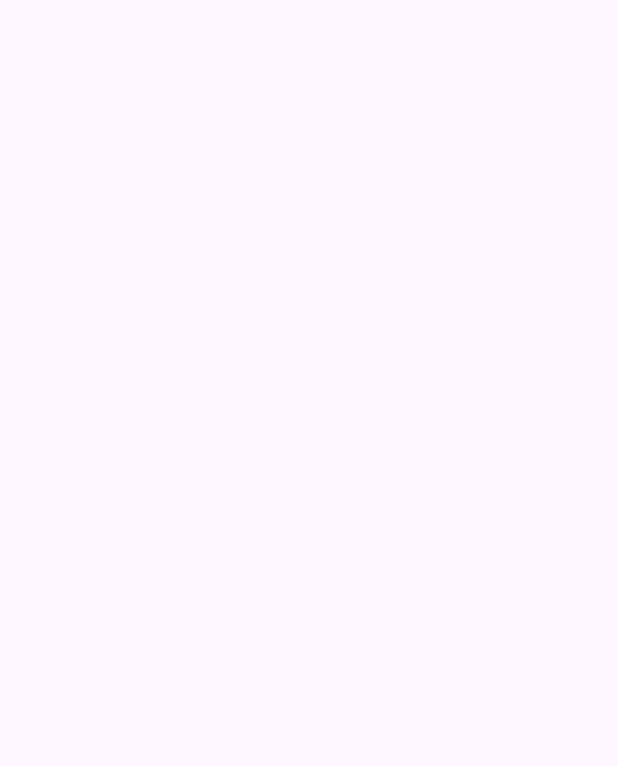
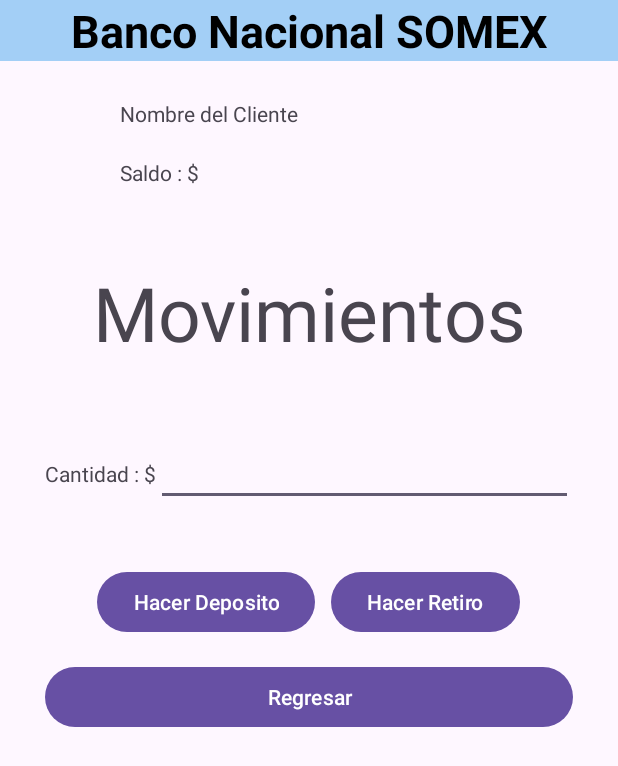
Before and after one commit to JRSALCIDO/ExamenUnidad1, an Android app: the CuentaBanco screen opened directly, with no data from a screen before it, on a phone screen of 412 x 824 dp. Before the commit the part shown is empty. Shown: the top 766 px of the screen. Run offline under Robolectric (Android 15) with nearby library versions, the light colour scheme and no system bars.

Commit message:
Se agrego una nueva actividad cuentaBancoActivity y se hizo el diseño

```diff
--- a/app/src/main/res/layout/activity_cuenta_banco.xml
+++ b/app/src/main/res/layout/activity_cuenta_banco.xml
@@ -1,9 +1,115 @@
 <?xml version="1.0" encoding="utf-8"?>
 <androidx.constraintlayout.widget.ConstraintLayout xmlns:android="http://schemas.android.com/apk/res/android"
-    xmlns:app="http://schemas.android.com/apk/res-auto"
     xmlns:tools="http://schemas.android.com/tools"
     android:layout_width="match_parent"
     android:layout_height="match_parent"
     tools:context=".CuentaBanco">
 
+    <LinearLayout
+        android:layout_width="match_parent"
+        android:layout_height="match_parent"
+        android:orientation="vertical"
+        tools:layout_editor_absoluteX="0dp"
+        tools:layout_editor_absoluteY="40dp">
+        <TextView
+            android:id="@+id/srtBanco"
+            android:layout_width="match_parent"
+            android:layout_height="wrap_content"
+            android:text="@string/srtBanco"
+            android:textColor="@color/black"
+            android:textSize="30sp"
+            android:textStyle="bold"
+            android:gravity="center"
+            tools:ignore="HardcodedText"
+            android:background="@color/fondo"/>
+
+        <LinearLayout
+            android:layout_width="match_parent"
+            android:layout_height="wrap_content"
+            android:layout_marginLeft="80dp"
+            android:layout_marginRight="80dp"
+            android:layout_marginTop="25dp"
+            android:orientation="vertical">
+            <TextView
+                android:id="@+id/nombre"
+                android:layout_width="match_parent"
+                android:layout_height="wrap_content"
+                android:text="@string/nombre_del_cliente"
+                android:layout_marginBottom="20dp"/>
+            <LinearLayout
+                android:layout_width="wrap_content"
+                android:layout_height="match_parent"
+                android:orientation="horizontal">
+
+                <TextView
+                    android:layout_width="wrap_content"
+                    android:layout_height="wrap_content"
+                    android:text="@string/saldo2" />
+                <TextView
+                    android:id="@+id/saldo"
+                    android:layout_width="match_parent"
+                    android:layout_height="wrap_content"
+                    android:text=""
+                    android:enabled="true" />
+            </LinearLayout>
+
+        </LinearLayout>
+
+        <TextView
+            android:layout_width="match_parent"
+            android:layout_height="wrap_content"
+            android:text="Movimientos"
+            android:textSize="50dp"
+            android:gravity="center"
+            android:layout_marginTop="50dp"
+            android:layout_marginBottom="50dp"/>
+
+    <LinearLayout
+        android:layout_width="match_parent"
+        android:layout_height="wrap_content"
+        android:orientation="horizontal"
+        android:layout_marginLeft="30dp"
+        android:layout_marginRight="30dp"
+        android:layout_marginBottom="40dp">
+        <TextView
+            android:layout_width="wrap_content"
+            android:layout_height="wrap_content"
+            android:text="Cantidad : $" />
+        <EditText
+            android:id="@+id/cantidad"
+            android:layout_width="match_parent"
+            android:layout_height="wrap_content"
+            android:text=""
+            android:enabled="true" />
+    </LinearLayout>
+        <LinearLayout
+            android:layout_width="match_parent"
+            android:layout_height="wrap_content"
+            android:orientation="horizontal"
+            android:gravity="center"
+            android:layout_marginBottom="15dp">
+            <Button
+                android:id="@+id/hacerdep"
+                android:layout_width="wrap_content"
+                android:layout_height="wrap_content"
+                android:text="@string/dep"
+                android:layout_marginLeft="5dp"
+                android:layout_marginRight="5dp"/>
+            <Button
+                android:id="@+id/hacerretiro"
+                android:layout_width="wrap_content"
+                android:layout_height="wrap_content"
+                android:text="@string/ret"
+                android:layout_marginLeft="5dp"
+                android:layout_marginRight="5dp"/>
+
+        </LinearLayout>
+        <Button
+            android:id="@+id/salir"
+            android:layout_width="match_parent"
+            android:layout_height="wrap_content"
+            android:text="@string/reg"
+            android:layout_marginLeft="30dp"
+            android:layout_marginRight="30dp"/>
+    </LinearLayout>
 </androidx.constraintlayout.widget.ConstraintLayout>
--- a/app/src/main/res/layout/activity_main.xml
+++ b/app/src/main/res/layout/activity_main.xml
@@ -12,7 +12,7 @@
         android:orientation="vertical">
 
         <TextView
-            android:id="@+id/toolbar"
+            android:id="@+id/srtBanco"
             android:layout_width="match_parent"
             android:layout_height="wrap_content"
             android:text="@string/srtBanco"
--- a/app/src/main/res/values/strings.xml
+++ b/app/src/main/res/values/strings.xml
@@ -5,6 +5,11 @@
     <string name="nombre">Nombre</string>
     <string name="banco">Banco</string>
     <string name="saldo">Saldo</string>
+    <string name="saldo2">Saldo : $</string>
     <string name="enviar">Enviar</string>
     <string name="salir">Salir</string>
+    <string name="dep">Hacer Deposito</string>
+    <string name="ret">Hacer Retiro</string>
+    <string name="reg">Regresar</string>
+    <string name="nombre_del_cliente">Nombre del Cliente</string>
 </resources>
```
